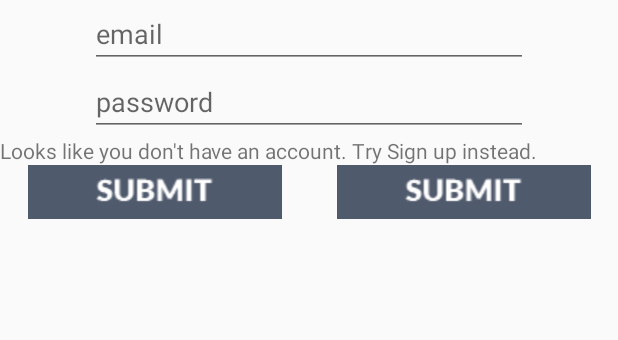
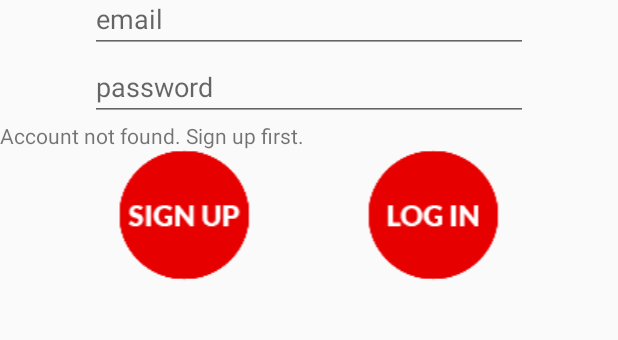
Before and after one commit to levibostian/DateBrew, an Android app: the screen it shows after launch (MainActivity), after a tap on an icon or button, on a phone screen of 412 x 824 dp, the part 482-822 px from its top. Run offline under Robolectric (Android 15) with nearby library versions, the phone set to English and light mode, and no system bars; 3 other taps on this screen came first.

Commit message:
Various small improvements. New signup/login buttons for example.

```diff
--- a/app/src/main/java/co/datebrew/datebrew/fragment/LoginFragment.java
+++ b/app/src/main/java/co/datebrew/datebrew/fragment/LoginFragment.java
@@ -95,6 +95,7 @@ public class LoginFragment extends Fragment {
     }
 
     private void setLoginError() {
-        mErrorText.setText("Looks like you don't have an account. Try Sign up instead.");
+        mErrorText.setText("Account not found. Sign up first.");
     }
+
 }
--- a/app/src/main/java/co/datebrew/datebrew/fragment/PriceFragment.java
+++ b/app/src/main/java/co/datebrew/datebrew/fragment/PriceFragment.java
@@ -59,7 +59,10 @@ public class PriceFragment extends Fragment {
     }
 
     private void showDateFragment(Fragment fragment) {
-        getActivity().getFragmentManager().beginTransaction().replace(R.id.fragment_container, fragment).commit();
+        getActivity().getFragmentManager()
+                     .beginTransaction()
+                     .replace(R.id.fragment_container, fragment)
+                     .addToBackStack(null).commit();
     }
 
     @Override
--- a/app/src/main/res/layout/fragment_login.xml
+++ b/app/src/main/res/layout/fragment_login.xml
@@ -11,7 +11,7 @@
         android:src="@drawable/datebrew_logo_dark"
         android:layout_width="match_parent"
         android:layout_height="wrap_content"
-        android:paddingBottom="70dp"/>
+        android:paddingBottom="60dp"/>
 
     <EditText
         android:id="@+id/email_edittext"
@@ -45,14 +45,16 @@
         android:layout_width="0dp"
         android:layout_weight=".5"
         android:layout_height="wrap_content"
-        android:src="@drawable/submit"/>
+        android:paddingLeft="40dp"
+        android:src="@drawable/sign_up_button"/>
 
     <ImageView
         android:id="@+id/login_button"
         android:layout_width="0dp"
         android:layout_weight=".5"
+        android:paddingRight="40dp"
         android:layout_height="wrap_content"
-        android:src="@drawable/submit"/>
+        android:src="@drawable/log_in_button"/>
 
     </LinearLayout>
 
```
Also changed, not shown: app/src/main/java/co/datebrew/datebrew/fragment/DateFragment.java (+23 -0 lines).
